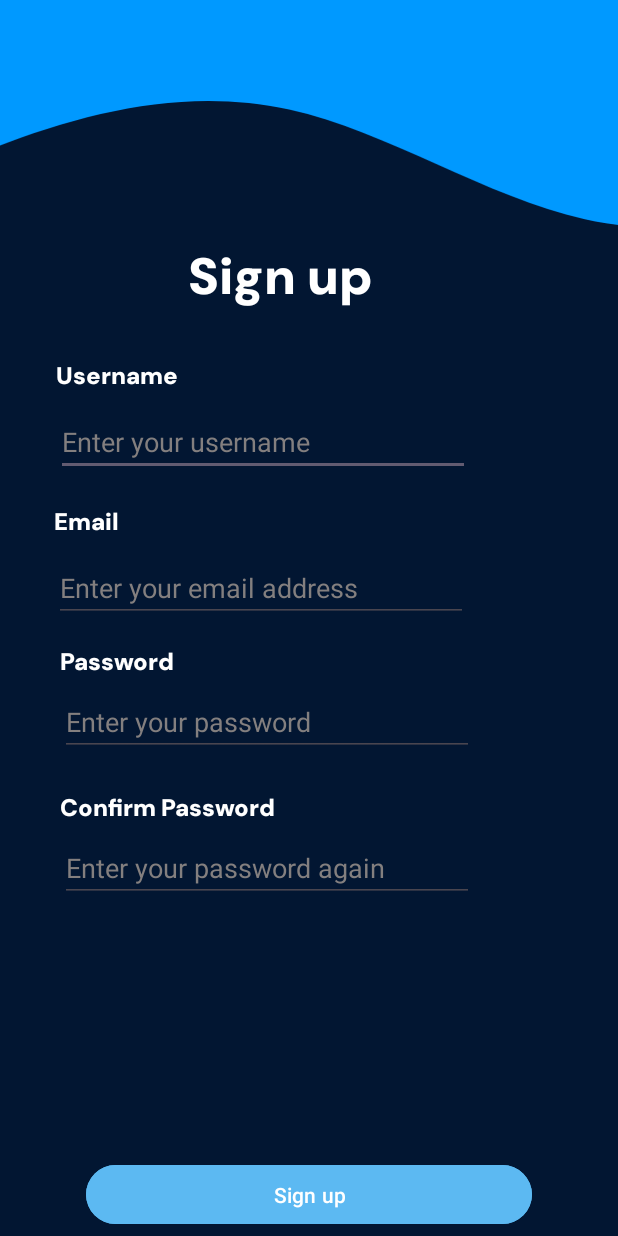
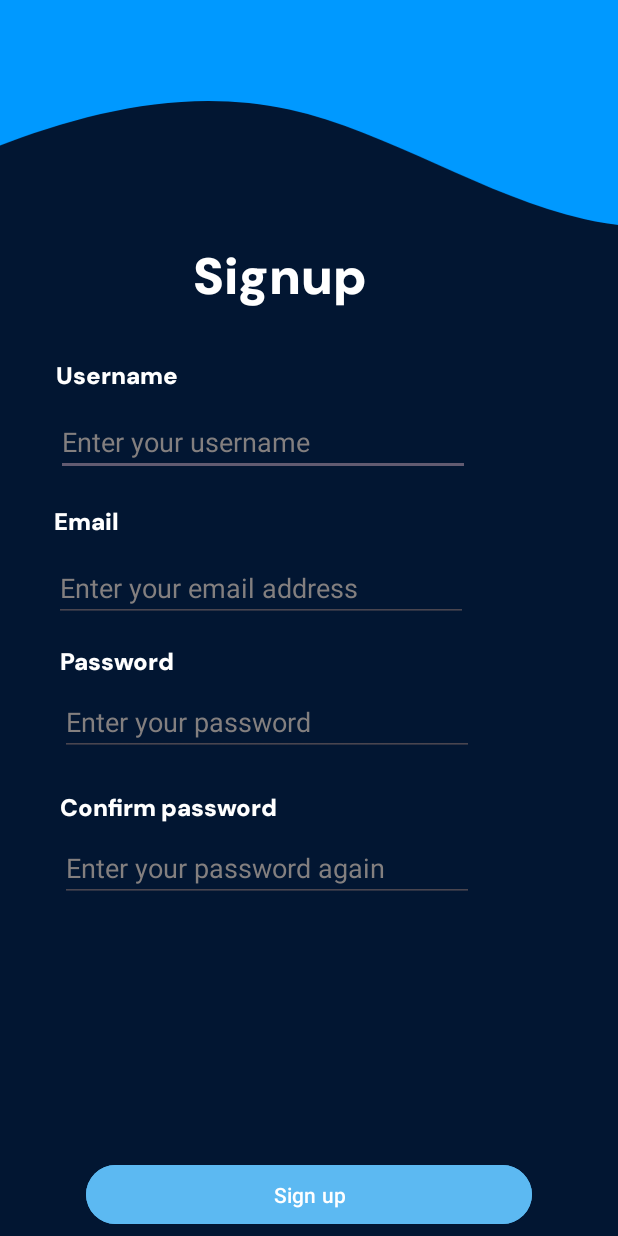
Before and after one commit to Tudor2208/DriveSmart, an Android app: the LoginActivity screen opened directly, with no data from a screen before it, after a tap on "Sign up", on a phone screen of 412 x 824 dp. Run offline under Robolectric (Android 15) with nearby library versions, the phone set to English and light mode, and no system bars; our stand-ins replace Firebase (no records; nobody signed in at launch, a user with empty details on screens opened directly).

Commit message:
Refactoring + delete / edit journey

```diff
--- a/app/src/main/java/com/tudor/drivesmart/ForgotPasswordActivity.java
+++ b/app/src/main/java/com/tudor/drivesmart/ForgotPasswordActivity.java
@@ -21,12 +21,14 @@ public class ForgotPasswordActivity extends AppCompatActivity {
         super.onCreate(savedInstanceState);
         setContentView(R.layout.activity_forgot_password);
 
+        auth = FirebaseAuth.getInstance();
+
         resetPasswordButton = findViewById(R.id.reset_password_button);
         resetPasswordEditText = findViewById(R.id.reset_password_email);
-        auth = FirebaseAuth.getInstance();
 
         resetPasswordButton.setOnClickListener(view -> {
             String email = resetPasswordEditText.getText().toString();
+
             if (email.isEmpty()) {
                 Toast.makeText(getApplicationContext(), R.string.empty_email, Toast.LENGTH_SHORT).show();
             } else {
@@ -36,7 +38,7 @@ public class ForgotPasswordActivity extends AppCompatActivity {
                         startActivity(new Intent(getApplicationContext(), LoginActivity.class));
                         finish();
                     } else {
-                        Toast.makeText(getApplicationContext(), R.string.problem, Toast.LENGTH_SHORT).show();
+                        Toast.makeText(getApplicationContext(), R.string.error_occured, Toast.LENGTH_SHORT).show();
                     }
                 });
             }
--- a/app/src/main/java/com/tudor/drivesmart/LoginActivity.java
+++ b/app/src/main/java/com/tudor/drivesmart/LoginActivity.java
@@ -30,19 +30,20 @@ public class LoginActivity extends AppCompatActivity {
         setContentView(R.layout.activity_login);
 
         auth = FirebaseAuth.getInstance();
-        emailEditText = findViewById(R.id.email_edit_text);
-        passwordEditText = findViewById(R.id.password_edit_text);
+        emailEditText = findViewById(R.id.login_email_edit_text);
+        passwordEditText = findViewById(R.id.login_password_edit_text);
         forgotTextView = findViewById(R.id.forgot_text_view);
         login_button = findViewById(R.id.login_button);
-        sign_up_button = findViewById(R.id.sign_up_button);
+        sign_up_button = findViewById(R.id.login_signup_button);
         rememberMeCheckBox = findViewById(R.id.remember_me_check);
 
         sharedPreferences = getSharedPreferences("saveData", Context.MODE_PRIVATE);
         boolean isRemembered = sharedPreferences.getBoolean("checkbox_key", false);
+
         if (isRemembered) {
             String email = sharedPreferences.getString("email_key", "");
             String password = sharedPreferences.getString("password_key", "");
-            signin(email, password, true);
+            login(email, password, true);
         }
 
         login_button.setOnClickListener(view -> {
@@ -51,22 +52,18 @@ public class LoginActivity extends AppCompatActivity {
             boolean isChecked = rememberMeCheckBox.isChecked();
 
             if (!email.isEmpty() && !password.isEmpty()) {
-                signin(email, password, isChecked);
+                login(email, password, isChecked);
             } else {
-                Toast.makeText(getApplicationContext(), R.string.enter_email_password, Toast.LENGTH_SHORT).show();
+                Toast.makeText(getApplicationContext(), R.string.fill_in_all_fields, Toast.LENGTH_SHORT).show();
             }
         });
 
-        sign_up_button.setOnClickListener(view -> {
-            startActivity(new Intent(getApplicationContext(), SignupActivity.class));
-        });
+        sign_up_button.setOnClickListener(view -> startActivity(new Intent(getApplicationContext(), SignupActivity.class)));
 
-        forgotTextView.setOnClickListener(view -> {
-            startActivity(new Intent(getApplicationContext(), ForgotPasswordActivity.class));
-        });
+        forgotTextView.setOnClickListener(view -> startActivity(new Intent(getApplicationContext(), ForgotPasswordActivity.class)));
     }
 
-    private void signin(String email, String password, boolean isChecked) {
+    private void login(String email, String password, boolean isChecked) {
         auth.signInWithEmailAndPassword(email, password).addOnCompleteListener(task -> {
             if (task.isSuccessful()) {
 
--- a/app/src/main/java/com/tudor/drivesmart/MainActivity.java
+++ b/app/src/main/java/com/tudor/drivesmart/MainActivity.java
@@ -23,9 +23,9 @@ public class MainActivity extends AppCompatActivity {
         setContentView(R.layout.activity_main);
 
         smartDriveTextView = findViewById(R.id.drive_smart_text_view);
+        carImageView = findViewById(R.id.car_image_view);
+
         smartDriveTextView.setText("");
-
-        carImageView = findViewById(R.id.car_image_view);
         carAnimation = AnimationUtils.loadAnimation(this, R.anim.car_animation);
 
         MediaPlayer mediaPlayer;
--- a/app/src/main/java/com/tudor/drivesmart/SignupActivity.java
+++ b/app/src/main/java/com/tudor/drivesmart/SignupActivity.java
@@ -1,5 +1,6 @@
 package com.tudor.drivesmart;
 
+import androidx.appcompat.app.AlertDialog;
 import androidx.appcompat.app.AppCompatActivity;
 
 import android.content.Intent;
@@ -12,14 +13,20 @@ import com.google.firebase.auth.FirebaseAuth;
 import com.google.firebase.database.DatabaseReference;
 import com.google.firebase.database.FirebaseDatabase;
 
+import java.util.Objects;
+import java.util.regex.Matcher;
+import java.util.regex.Pattern;
+
 public class SignupActivity extends AppCompatActivity {
 
     EditText usernameEditText, passwordEditText, emailEditText, confirmPasswordEditText;
+    Button signupButton;
     FirebaseAuth auth;
     FirebaseDatabase database;
     DatabaseReference reference;
-    Button signupButton;
 
+    private static final String PASSWORD_PATTERN = "^(?=.*[A-Z])(?=.*[a-z])(?=.*\\d)(?=.*[@$!%*?&])[A-Za-z\\d@$!%*?&]{8,}$";
+    private static final Pattern pattern = Pattern.compile(PASSWORD_PATTERN);
 
     @Override
     protected void onCreate(Bundle savedInstanceState) {
@@ -30,10 +37,10 @@ public class SignupActivity extends AppCompatActivity {
         database = FirebaseDatabase.getInstance();
         reference = database.getReference();
 
-        usernameEditText = findViewById(R.id.username_signup_edit_text);
-        emailEditText = findViewById(R.id.email_signup_edit_text);
-        passwordEditText = findViewById(R.id.password_signup_edit_text);
-        confirmPasswordEditText = findViewById(R.id.confirm_password_edit_text);
+        usernameEditText = findViewById(R.id.signup_username_edit_text);
+        emailEditText = findViewById(R.id.signup_email_edit_text);
+        passwordEditText = findViewById(R.id.signup_password_edit_text);
+        confirmPasswordEditText = findViewById(R.id.signup_confirm_password_edit_text);
         signupButton = findViewById(R.id.signup_button);
 
         signupButton.setOnClickListener(view -> {
@@ -43,30 +50,38 @@ public class SignupActivity extends AppCompatActivity {
             String password2 = confirmPasswordEditText.getText().toString();
 
             if (!email.isEmpty() && !username.isEmpty() && !password.isEmpty() && ! password2.isEmpty()) {
-                if (password.length() < 8) {
-                    Toast.makeText(getApplicationContext(), R.string.password_length, Toast.LENGTH_SHORT).show();
-                } else {
-                    if (password.equals(password2)) {
+                if (password.equals(password2)) {
+                    Matcher matcher = pattern.matcher(password);
+                    if (matcher.matches()) {
                         signup(username, email, password);
                     } else {
-                        Toast.makeText(getApplicationContext(), R.string.passwords_dont_match, Toast.LENGTH_SHORT).show();
+                        showWeakPasswordDialog();
                     }
+                } else {
+                    Toast.makeText(getApplicationContext(), R.string.passwords_dont_match, Toast.LENGTH_SHORT).show();
                 }
             } else {
-                Toast.makeText(getApplicationContext(), R.string.fill_in, Toast.LENGTH_SHORT).show();
+                Toast.makeText(getApplicationContext(), R.string.fill_in_all_fields, Toast.LENGTH_SHORT).show();
             }
         });
+    }
 
+    private void showWeakPasswordDialog() {
+        new AlertDialog.Builder(this)
+                .setTitle(R.string.weak_password)
+                .setMessage(R.string.password_rules)
+                .setPositiveButton(R.string.ok, (dialog, which) -> dialog.cancel())
+                .show();
     }
 
     private void signup(String username, String email, String password) {
         auth.createUserWithEmailAndPassword(email, password).addOnCompleteListener(task -> {
             if (task.isSuccessful()) {
-                reference.child("Users").child(auth.getUid()).child("userName").setValue(username);
+                reference.child("Users").child(Objects.requireNonNull(auth.getUid())).child("username").setValue(username);
                 startActivity(new Intent(getApplicationContext(), LoginActivity.class));
                 finish();
             } else {
-                Toast.makeText(getApplicationContext(), R.string.registration_not_successful, Toast.LENGTH_SHORT).show();
+                Toast.makeText(getApplicationContext(), R.string.error_occured, Toast.LENGTH_SHORT).show();
             }
         });
     }
--- a/app/src/main/java/com/tudor/drivesmart/TrafficSignSoundManager.java
+++ b/app/src/main/java/com/tudor/drivesmart/TrafficSignSoundManager.java
@@ -11,6 +11,7 @@ import java.util.Locale;
 import java.util.Queue;
 
 public class TrafficSignSoundManager {
+
     private TextToSpeech tts;
     private final Handler ttsHandler;
     private final Context context;
@@ -19,9 +20,11 @@ public class TrafficSignSoundManager {
 
     public TrafficSignSoundManager(Context context) {
         this.context = context;
+
         HandlerThread handlerThread = new HandlerThread("TtsThread");
         handlerThread.start();
         ttsHandler = new Handler(handlerThread.getLooper());
+
         tts = new TextToSpeech(context, status -> {
             if (status == TextToSpeech.SUCCESS) {
                 Locale locale = Locale.getDefault();
@@ -56,6 +59,7 @@ public class TrafficSignSoundManager {
         ttsHandler.post(() -> {
             if (!isSpeaking && !queue.isEmpty()) {
                 String sign = queue.poll();
+                assert sign != null;
                 tts.speak(getSignAnnouncement(sign), TextToSpeech.QUEUE_FLUSH, null, Integer.toString(sign.hashCode()));
             }
         });
@@ -122,6 +126,7 @@ public class TrafficSignSoundManager {
             tts.stop();
             tts.shutdown();
         }
+
         if (ttsHandler != null) {
             ttsHandler.getLooper().quitSafely();
         }
--- a/app/src/main/res/layout/activity_signup.xml
+++ b/app/src/main/res/layout/activity_signup.xml
@@ -30,7 +30,7 @@
             android:layout_width="wrap_content"
             android:layout_height="wrap_content"
             android:fontFamily="@font/dm_sans"
-            android:text="@string/sign_up"
+            android:text="@string/signup"
             android:textColor="#FFFFFF"
             android:textSize="34sp"
             app:layout_constraintBottom_toBottomOf="parent"
@@ -66,7 +66,7 @@
             app:layout_constraintTop_toTopOf="parent" />
 
         <EditText
-            android:id="@+id/username_signup_edit_text"
+            android:id="@+id/signup_username_edit_text"
             android:layout_width="276dp"
             android:layout_height="40dp"
             android:layout_marginTop="16dp"
@@ -92,10 +92,10 @@
             app:layout_constraintEnd_toEndOf="parent"
             app:layout_constraintHorizontal_bias="0.097"
             app:layout_constraintStart_toStartOf="parent"
-            app:layout_constraintTop_toBottomOf="@+id/username_signup_edit_text" />
+            app:layout_constraintTop_toBottomOf="@+id/signup_username_edit_text" />
 
         <EditText
-            android:id="@+id/email_signup_edit_text"
+            android:id="@+id/signup_email_edit_text"
             android:layout_width="276dp"
             android:layout_height="40dp"
             android:layout_marginTop="16dp"
@@ -119,10 +119,10 @@
             android:textColor="@color/white"
             android:textSize="16sp"
             app:layout_constraintStart_toStartOf="@+id/textView11"
-            app:layout_constraintTop_toBottomOf="@+id/email_signup_edit_text" />
+            app:layout_constraintTop_toBottomOf="@+id/signup_email_edit_text" />
 
         <EditText
-            android:id="@+id/password_signup_edit_text"
+            android:id="@+id/signup_password_edit_text"
             android:layout_width="276dp"
             android:layout_height="40dp"
             android:layout_marginTop="12dp"
@@ -145,10 +145,10 @@
             app:layout_constraintEnd_toEndOf="parent"
             app:layout_constraintHorizontal_bias="0.149"
             app:layout_constraintStart_toStartOf="parent"
-            app:layout_constraintTop_toBottomOf="@+id/password_signup_edit_text" />
+            app:layout_constraintTop_toBottomOf="@+id/signup_password_edit_text" />
 
         <EditText
-            android:id="@+id/confirm_password_edit_text"
+            android:id="@+id/signup_confirm_password_edit_text"
             android:layout_width="276dp"
             android:layout_height="40dp"
             android:layout_marginTop="12dp"
```
Also changed, not shown: app/src/main/java/com/tudor/drivesmart/DrivingActivity.java (+6 -9 lines), app/src/main/java/com/tudor/drivesmart/JourneySummaryActivity.java (+39 -1 lines), app/src/main/java/com/tudor/drivesmart/MenuActivity.java (+40 -29 lines), app/src/main/java/com/tudor/drivesmart/MyJourneysActivity.java (+36 -6 lines), app/src/main/java/com/tudor/drivesmart/Recognition.java (+11 -29 lines), app/src/main/java/com/tudor/drivesmart/Yolov5TFLiteDetector.java (+14 -81 lines), app/src/main/res/layout/activity_login.xml (+5 -5 lines), app/src/main/res/values/strings.xml (+34 -24 lines), 1 other file.
